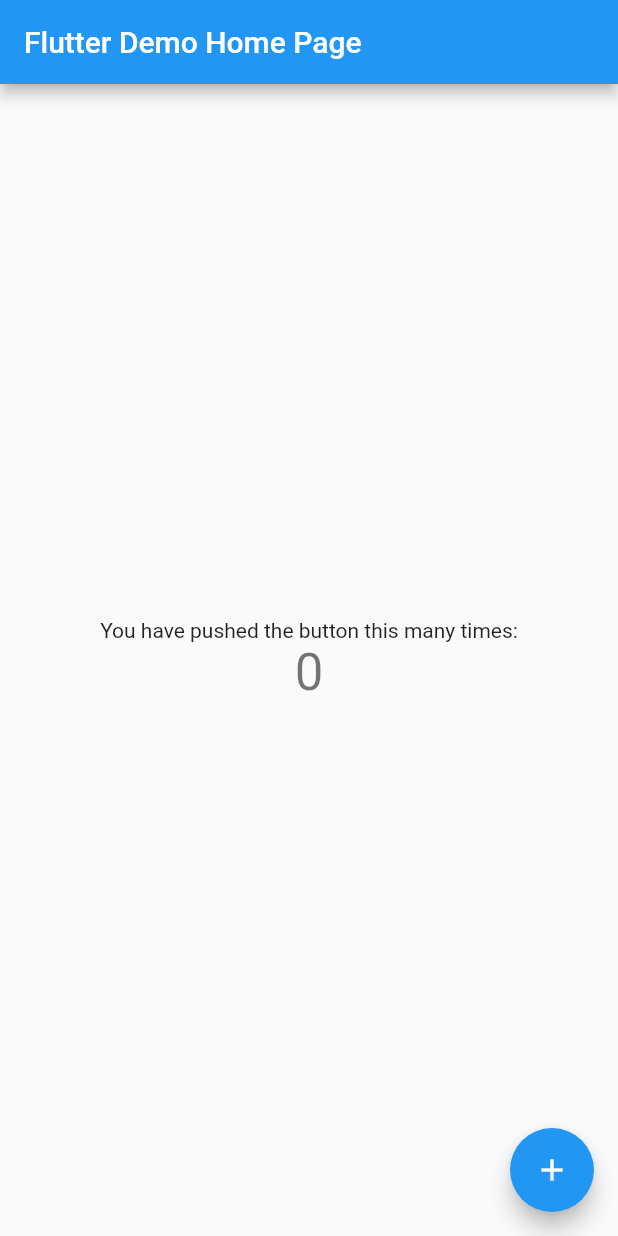
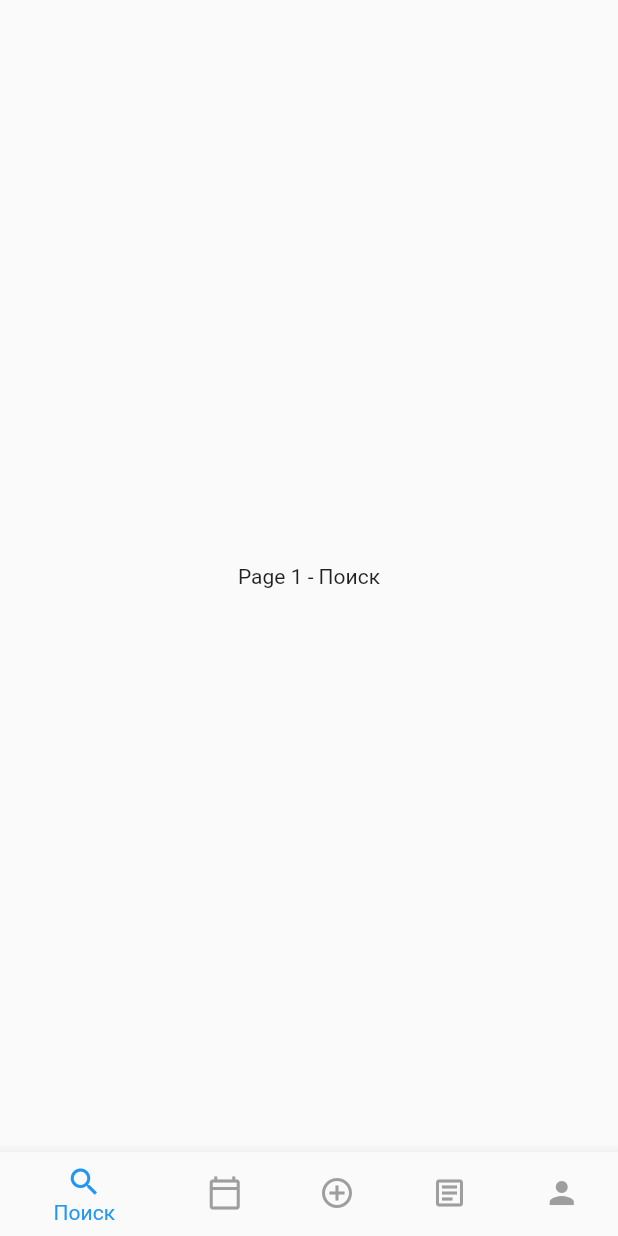
Before and after one commit to UBERMENSCHALONE/PocketERP, a Flutter app: the screen it shows after launch, on a phone screen of 412 x 824 dp. Run offline on Flutter 3.47's test engine with Material 2 defaults, Android fonts, the phone set to English and light mode, and no system bars; our stand-ins replace mask_text_input_formatter, vibration; missing offline and left inert: qr_code_scanner.

Commit message:
new: Добавил окно авторизации и главное окно приложения с BottomNavigationBar, так же раскидал по пакетам routes

```diff
--- a/lib/main.dart
+++ /dev/null
@@ -1,79 +0,0 @@
-import 'package:flutter/material.dart';
-import 'camera/qr_scanner.dart';
-
-void main() {
-  runApp(MyApp());
-}
-
-class MyApp extends StatelessWidget {
-
-  final String scanData;
-
-  MyApp({Key key, @required this.scanData}) : super(key: key);
-
-  @override
-  Widget build(BuildContext context) {
-    return MaterialApp(
-      debugShowCheckedModeBanner: false,
-      title: 'Flutter Demo',
-      theme: ThemeData(
-        primarySwatch: Colors.blue,
-        visualDensity: VisualDensity.adaptivePlatformDensity,
-      ),
-      home: MyHomePage(title: 'Flutter Demo Home Page', text: scanData),
-    );
-  }
-}
-
-class MyHomePage extends StatefulWidget {
-  MyHomePage({Key key, this.title, this.text}) : super(key: key);
-
-  final String title;
-  final String text;
-
-  @override
-  _MyHomePageState createState() => _MyHomePageState();
-}
-
-class _MyHomePageState extends State<MyHomePage> {
-  int _counter = 0;
-
-  void _incrementCounter() {
-    setState(() {
-      _counter++;
-    });
-  }
-
-  @override
-  Widget build(BuildContext context) {
-    return Scaffold(
-      appBar: AppBar(
-        title: Text(widget.title),
-      ),
-      body: Center(
-        child: Column(
-          mainAxisAlignment: MainAxisAlignment.center,
-          children: <Widget>[
-            Text(
-              'You have pushed the button this many times:',
-            ),
-            Text(
-              '$_counter',
-              style: Theme.of(context).textTheme.headline4,
-            ),
-          ],
-        ),
-      ),
-      floatingActionButton: FloatingActionButton(
-        onPressed: (){
-          Navigator.push(
-            context,
-            MaterialPageRoute(builder: (context) => QRViewExample()),
-          );
-        },
-        tooltip: 'Increment',
-        child: Icon(Icons.add),
-      ),
-    );
-  }
-}
--- /dev/null
+++ b/lib/model/User.dart
@@ -0,0 +1,15 @@
+class User {
+  // Логин и пароль для ERP
+  String usernameERP;
+  String passwordERP;
+
+  // Логин и пароль для выхода доменную учётную запись
+  String usernameDomain;
+  String passwordDomain;
+
+  // Одноразовый пароль c QR-кода
+  String otpAuthCode;
+
+  // Номер телефона
+  String phoneNumber;
+}
--- /dev/null
+++ b/lib/route/main_route.dart
@@ -0,0 +1,56 @@
+import 'package:flutter/material.dart';
+
+void main() => runApp(MainRoute());
+
+class MainRoute extends StatefulWidget {
+  MainRoute({Key key}) : super(key: key);
+
+  @override
+  _MainRoute createState() => _MainRoute();
+}
+
+class _MainRoute extends State {
+  var _currentPage = 0;
+  var _pages = [
+    Text("Page 1 - Поиск"),
+    Text("Page 2 - Задачи"),
+    Text("Page 3 - Создать"),
+    Text("Page 4 - Процессы"),
+    Text("Page 5 - Профиль"),
+  ];
+
+  @override
+  Widget build(BuildContext context) {
+    return MaterialApp(
+        debugShowCheckedModeBanner: false,
+        title: "Flutter Test Project",
+        home: Scaffold(
+            body: Center(
+              child: _pages.elementAt(_currentPage),
+            ),
+            bottomNavigationBar: BottomNavigationBar(
+                items: [
+                  BottomNavigationBarItem(
+                      icon: Icon(Icons.search), title: Text("Поиск")),
+                  BottomNavigationBarItem(
+                      icon: Icon(Icons.calendar_today_outlined),
+                      title: Text("Задачи")),
+                  BottomNavigationBarItem(
+                      icon: Icon(Icons.add_circle_outline),
+                      title: Text("Создать")),
+                  BottomNavigationBarItem(
+                      icon: Icon(Icons.article_outlined),
+                      title: Text("Процессы")),
+                  BottomNavigationBarItem(
+                      icon: Icon(Icons.person), title: Text("Профиль")),
+                ],
+                currentIndex: _currentPage,
+                fixedColor: Colors.blue,
+                unselectedItemColor: Colors.grey,
+                onTap: (int inIndex) {
+                  setState(() {
+                    _currentPage = inIndex;
+                  });
+                })));
+  }
+}
--- a/pubspec.yaml
+++ b/pubspec.yaml
@@ -14,6 +14,7 @@ dependencies:
   cupertino_icons: ^1.0.0
   qr_code_scanner: ^0.3.0
   vibration: ^1.4.0
+  mask_text_input_formatter: ^1.2.1
 dev_dependencies:
   flutter_test:
    sdk: flutter
```
Also changed, not shown: lib/camera/qr_scanner.dart (+6 -6 lines), lib/route/authorization_route.dart (added, +198 -0 lines), pubspec.lock, 1 other file.
